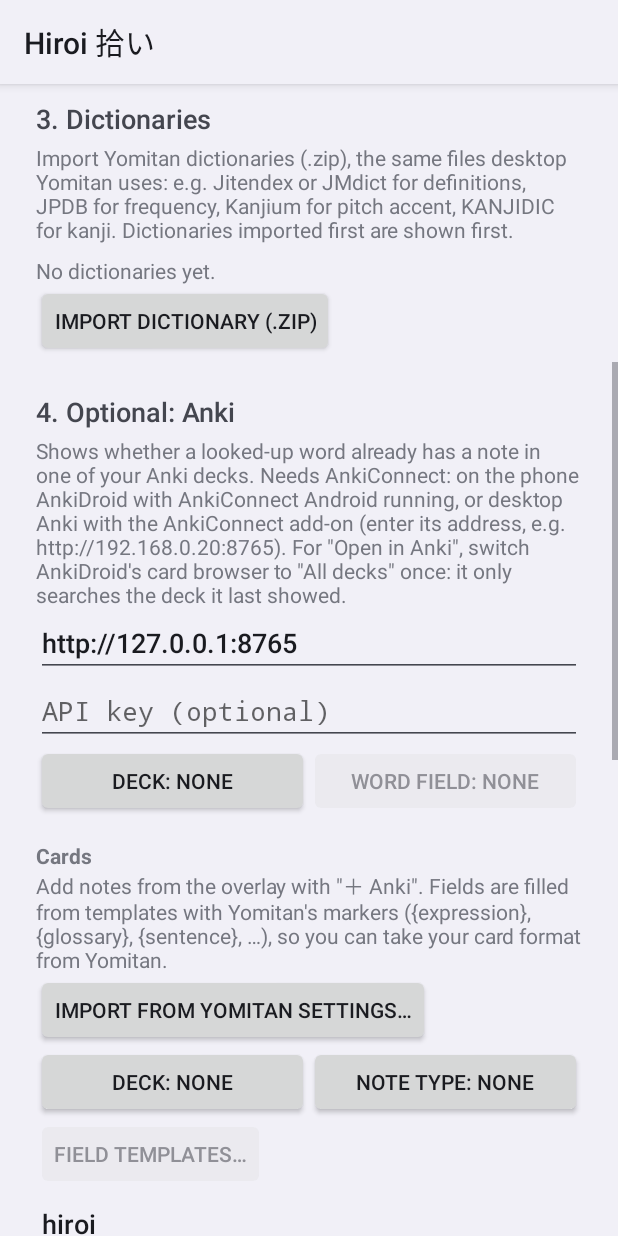
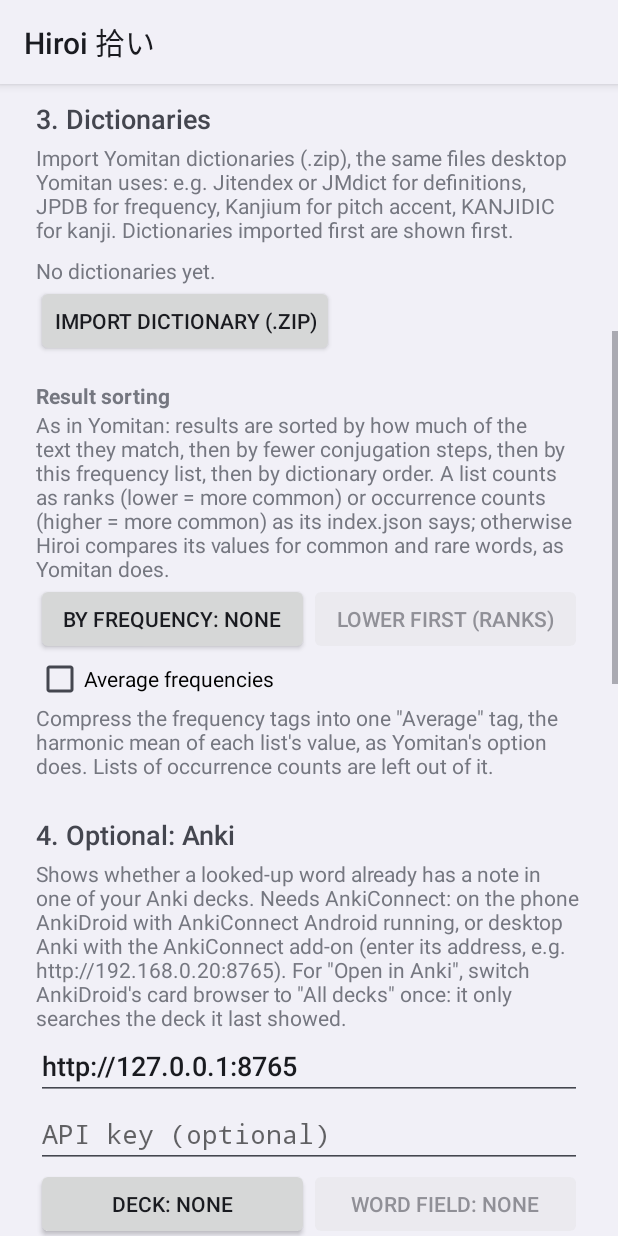
Before and after one commit to kvth/hiroi, an Android app: the screen it shows after launch (MainActivity), scrolled down 537 dp, on a phone screen of 412 x 824 dp. Run offline under Robolectric (Android 15) with nearby library versions, the phone set to English and light mode, and no system bars.

Commit message:
Frequency sorting and display like Yomitan: sorting dictionary and order, kanji frequencies, average frequencies

```diff
--- a/app/src/main/java/io/github/kvth/hiroi/MainActivity.kt
+++ b/app/src/main/java/io/github/kvth/hiroi/MainActivity.kt
@@ -40,6 +40,7 @@ import io.github.kvth.hiroi.anki.Markers
 import io.github.kvth.hiroi.anki.YomitanSettings
 import io.github.kvth.hiroi.dictionary.DictionaryDb
 import io.github.kvth.hiroi.dictionary.DictionaryInfo
+import io.github.kvth.hiroi.dictionary.DictionarySettings
 import io.github.kvth.hiroi.marks.MarksActivity
 import java.io.File
 import java.io.InputStream
@@ -75,6 +76,16 @@ class MainActivity : Activity() {
             val pick = Intent(Intent.ACTION_OPEN_DOCUMENT).addCategory(Intent.CATEGORY_OPENABLE).setType("*/*")
             @Suppress("DEPRECATION")
             startActivityForResult(pick, REQUEST_YOMITAN_SETTINGS)
+        }
+        findViewById<Button>(R.id.sort_dictionary).setOnClickListener { chooseSortDictionary() }
+        findViewById<Button>(R.id.sort_order).setOnClickListener {
+            val settings = DictionarySettings(this)
+            settings.sortAscending = !settings.sortAscending
+            showSorting()
+        }
+        findViewById<CheckBox>(R.id.average_frequencies).apply {
+            isChecked = DictionarySettings(this@MainActivity).averageFrequencies
+            setOnCheckedChangeListener { _, checked -> DictionarySettings(this@MainActivity).averageFrequencies = checked }
         }
         findViewById<Button>(R.id.import_example).setOnClickListener {
             importDictionary { assets.open(EXAMPLE_ASSET) }
@@ -399,6 +410,7 @@ class MainActivity : Activity() {
         if (installed.isEmpty()) {
             list.addView(TextView(this).apply { setText(R.string.no_dictionaries_installed) })
         }
+        showSorting()
         for (info in installed) {
             val row = LinearLayout(this).apply { gravity = Gravity.CENTER_VERTICAL }
             row.addView(
@@ -422,8 +434,57 @@ class MainActivity : Activity() {
             info.terms.takeIf { it > 0 }?.let { getString(R.string.count_terms, it) },
             info.meta.takeIf { it > 0 }?.let { getString(R.string.count_meta, it) },
             info.kanji.takeIf { it > 0 }?.let { getString(R.string.count_kanji, it) },
+            info.takeIf { it.frequencies > 0 }?.let {
+                getString(
+                    R.string.count_frequencies,
+                    getString(
+                        when (it.frequencyMode) {
+                            "rank-based" -> R.string.frequency_rank
+                            "occurrence-based" -> R.string.frequency_occurrence
+                            else -> R.string.frequency_unknown
+                        },
+                    ),
+                )
+            },
         )
         if (counts.isNotEmpty()) append('\n').append(counts.joinToString(" · "))
+    }
+
+    /** The frequency list results are sorted by, and its order (picked automatically until chosen). */
+    private fun showSorting() {
+        val settings = DictionarySettings(this)
+        val dictionary = findViewById<Button>(R.id.sort_dictionary)
+        val order = findViewById<Button>(R.id.sort_order)
+        background.execute {
+            val sort = settings.frequencySort(dictionaries)
+            runOnUiThread {
+                if (isDestroyed) return@runOnUiThread
+                dictionary.text = getString(R.string.sort_dictionary, sort?.dictionary ?: getString(R.string.sort_none))
+                order.setText(if (sort?.ascending != false) R.string.sort_ascending else R.string.sort_descending)
+                order.isEnabled = sort != null
+            }
+        }
+    }
+
+    private fun chooseSortDictionary() {
+        val lists = dictionaries.dictionaries().filter { it.frequencies > 0 }.map { it.title }
+        if (lists.isEmpty()) {
+            AlertDialog.Builder(this).setMessage(R.string.sort_no_lists).setPositiveButton(android.R.string.ok, null).show()
+            return
+        }
+        val choices = listOf(getString(R.string.sort_none)) + lists
+        val current = DictionarySettings(this).sortDictionary
+        AlertDialog.Builder(this)
+            .setTitle(R.string.sort_title)
+            .setSingleChoiceItems(choices.toTypedArray(), if (current.isNullOrEmpty()) 0 else lists.indexOf(current) + 1) { dialog, which ->
+                dialog.dismiss()
+                val title = if (which == 0) "" else lists[which - 1]
+                background.execute {
+                    DictionarySettings(this).choose(dictionaries, title)
+                    runOnUiThread { if (!isDestroyed) showSorting() }
+                }
+            }
+            .show()
     }
 
     private fun confirmDelete(info: DictionaryInfo) {
--- a/app/src/main/java/io/github/kvth/hiroi/anki/Markers.kt
+++ b/app/src/main/java/io/github/kvth/hiroi/anki/Markers.kt
@@ -78,7 +78,7 @@ object Markers {
             "dictionary", "dictionary-alias" -> term.entries.firstOrNull()?.dictionary.orEmpty()
             "document-title" -> data.documentTitle
             "frequencies" -> frequencies(term)
-            "frequency-harmonic-rank" -> ranks(term)?.let { values -> (values.size / values.sumOf { 1.0 / it }).toInt().toString() } ?: NO_FREQUENCY
+            "frequency-harmonic-rank" -> ranks(term)?.let { Yomitan.harmonicMean(it).toString() } ?: NO_FREQUENCY
             "frequency-average-rank" -> ranks(term)?.let { values -> (values.sum() / values.size).toInt().toString() } ?: NO_FREQUENCY
             "frequency-harmonic-occurrence", "frequency-average-occurrence" -> "0" // occurrence-based lists aren't told apart from ranks
             "pitch-accents" -> pitches(term).list { position -> pitchHtml(term.reading, position) }
--- /dev/null
+++ b/app/src/main/java/io/github/kvth/hiroi/dictionary/DictionarySettings.kt
@@ -0,0 +1,44 @@
+package io.github.kvth.hiroi.dictionary
+
+import android.content.Context
+
+/** How lookups use the dictionaries: the frequency dictionary results are sorted by, as Yomitan's "Result sorting". */
+class DictionarySettings(context: Context) {
+    private val prefs = context.getSharedPreferences("dictionaries", Context.MODE_PRIVATE)
+
+    /** Title of the frequency dictionary to sort by; "" for none, null until chosen. */
+    var sortDictionary: String?
+        get() = prefs.getString("sort_dictionary", null)
+        set(value) = prefs.edit().putString("sort_dictionary", value).apply()
+
+    /** Lower values first (ranks), or higher first (occurrence counts). */
+    var sortAscending: Boolean
+        get() = prefs.getBoolean("sort_ascending", true)
+        set(value) = prefs.edit().putBoolean("sort_ascending", value).apply()
+
+    /** One "Average" frequency tag (harmonic mean) instead of one per list, as Yomitan's "Average frequencies". */
+    var averageFrequencies: Boolean
+        get() = prefs.getBoolean("average_frequencies", false)
+        set(value) = prefs.edit().putBoolean("average_frequencies", value).apply()
+
+    /**
+     * The sorting to use. Until one is chosen, it's the first imported dictionary with
+     * frequencies, in the order it says or Yomitan's check finds; that choice is then kept.
+     */
+    fun frequencySort(db: DictionaryDb): FrequencySort? {
+        val dictionaries = db.dictionaries()
+        val chosen = sortDictionary
+        if (chosen == "") return null
+        if (chosen != null && dictionaries.any { it.title == chosen }) return FrequencySort(chosen, sortAscending)
+        // Not chosen yet, or the chosen one was removed.
+        val first = dictionaries.firstOrNull { it.frequencies > 0 } ?: return null
+        choose(db, first.title)
+        return FrequencySort(first.title, sortAscending)
+    }
+
+    /** Sorts by [title] (null or "" for none), in the order it says or Yomitan's check finds. */
+    fun choose(db: DictionaryDb, title: String?) {
+        sortDictionary = title.orEmpty()
+        if (!title.isNullOrEmpty()) sortAscending = db.frequencyAscending(title) ?: true
+    }
+}
--- a/app/src/main/res/layout/activity_main.xml
+++ b/app/src/main/res/layout/activity_main.xml
@@ -115,11 +115,57 @@
             android:layout_height="wrap_content"
             android:text="@string/import_dictionary" />
 
+
         <TextView
             android:id="@+id/import_status"
             android:layout_width="match_parent"
             android:layout_height="wrap_content"
             android:visibility="gone" />
+
+        <TextView
+            style="@android:style/TextAppearance.DeviceDefault.Small"
+            android:layout_width="match_parent"
+            android:layout_height="wrap_content"
+            android:layout_marginTop="16dp"
+            android:text="@string/sort_title"
+            android:textStyle="bold" />
+
+        <TextView
+            android:layout_width="match_parent"
+            android:layout_height="wrap_content"
+            android:text="@string/sort_hint" />
+
+        <LinearLayout
+            android:layout_width="match_parent"
+            android:layout_height="wrap_content">
+
+            <Button
+                android:id="@+id/sort_dictionary"
+                android:layout_width="0dp"
+                android:layout_height="wrap_content"
+                android:layout_weight="1"
+                android:ellipsize="end"
+                android:singleLine="true" />
+
+            <Button
+                android:id="@+id/sort_order"
+                android:layout_width="0dp"
+                android:layout_height="wrap_content"
+                android:layout_weight="1"
+                android:ellipsize="end"
+                android:singleLine="true" />
+        </LinearLayout>
+
+        <CheckBox
+            android:id="@+id/average_frequencies"
+            android:layout_width="wrap_content"
+            android:layout_height="wrap_content"
+            android:text="@string/average_frequencies" />
+
+        <TextView
+            android:layout_width="match_parent"
+            android:layout_height="wrap_content"
+            android:text="@string/average_frequencies_hint" />
 
         <TextView
             style="@android:style/TextAppearance.DeviceDefault.Medium"
--- a/app/src/main/res/values/strings.xml
+++ b/app/src/main/res/values/strings.xml
@@ -21,6 +21,19 @@
     <string name="remove_confirm">Remove %s?</string>
     <string name="count_terms">%d terms</string>
     <string name="count_meta">%d frequency/pitch</string>
+    <string name="count_frequencies">frequency list (%s)</string>
+    <string name="frequency_rank">ranks</string>
+    <string name="frequency_occurrence">occurrence counts</string>
+    <string name="frequency_unknown">ranks or counts not stated</string>
+    <string name="sort_title">Result sorting</string>
+    <string name="sort_hint">As in Yomitan: results are sorted by how much of the text they match, then by fewer conjugation steps, then by this frequency list, then by dictionary order. A list counts as ranks (lower = more common) or occurrence counts (higher = more common) as its index.json says; otherwise Hiroi compares its values for common and rare words, as Yomitan does.</string>
+    <string name="sort_dictionary">By frequency: %s</string>
+    <string name="sort_none">none</string>
+    <string name="sort_no_lists">Import a frequency list (e.g. JPDB, BCCWJ) to sort by it.</string>
+    <string name="sort_ascending">Lower first (ranks)</string>
+    <string name="sort_descending">Higher first (counts)</string>
+    <string name="average_frequencies">Average frequencies</string>
+    <string name="average_frequencies_hint">Compress the frequency tags into one \"Average\" tag, the harmonic mean of each list\'s value, as Yomitan\'s option does. Lists of occurrence counts are left out of it.</string>
     <string name="count_kanji">%d kanji</string>
     <string name="usage_hint">Trigger Hiroi with the accessibility button, the accessibility shortcut, or the assistant gesture, then tap a word in one of the boxes to look it up. Text in images has no box: tap it, and Hiroi reads the screen with OCR. In the panel, long-press to select text yourself; Copy and \"Look up\" (which opens a dictionary app) act on the selection. Long-press \"Look up\" to pick a different app.</string>
     <string name="step_anki">4. Optional: Anki</string>
```
Also changed, not shown: app/src/main/java/io/github/kvth/hiroi/DictionaryLookup.kt (+7 -2 lines), app/src/main/java/io/github/kvth/hiroi/ResultsHtml.kt (+36 -8 lines), app/src/main/java/io/github/kvth/hiroi/dictionary/DictionaryDb.kt (+92 -11 lines), app/src/main/java/io/github/kvth/hiroi/dictionary/Translator.kt (+55 -13 lines), app/src/main/java/io/github/kvth/hiroi/dictionary/Yomitan.kt (+24 -7 lines), 4 other files.
